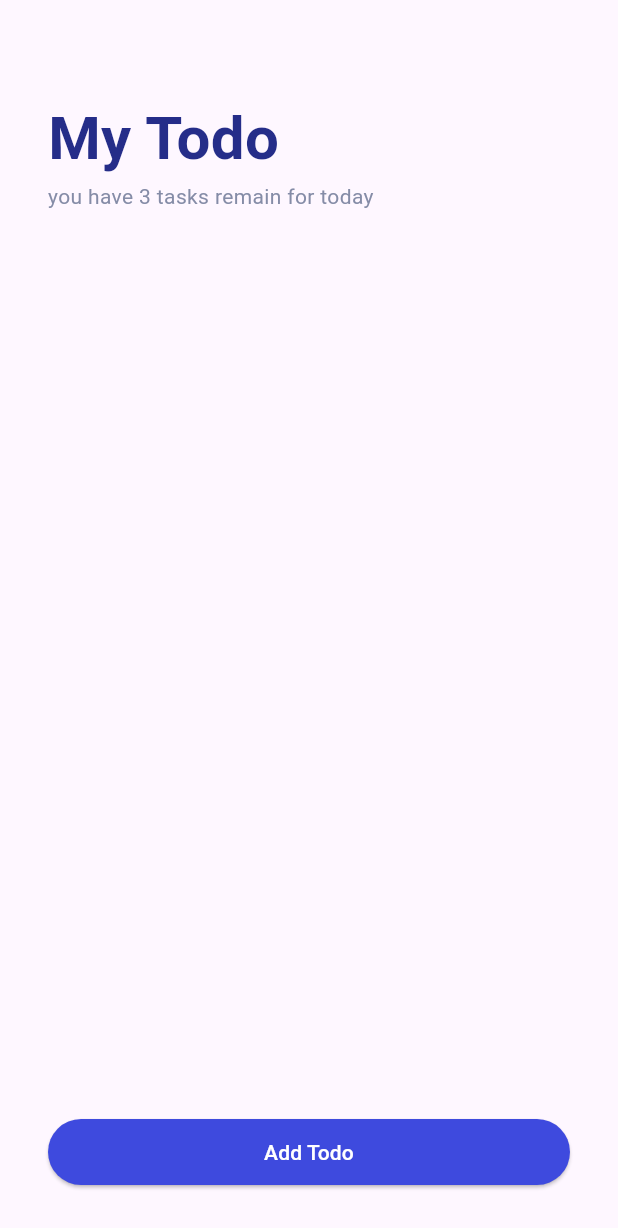
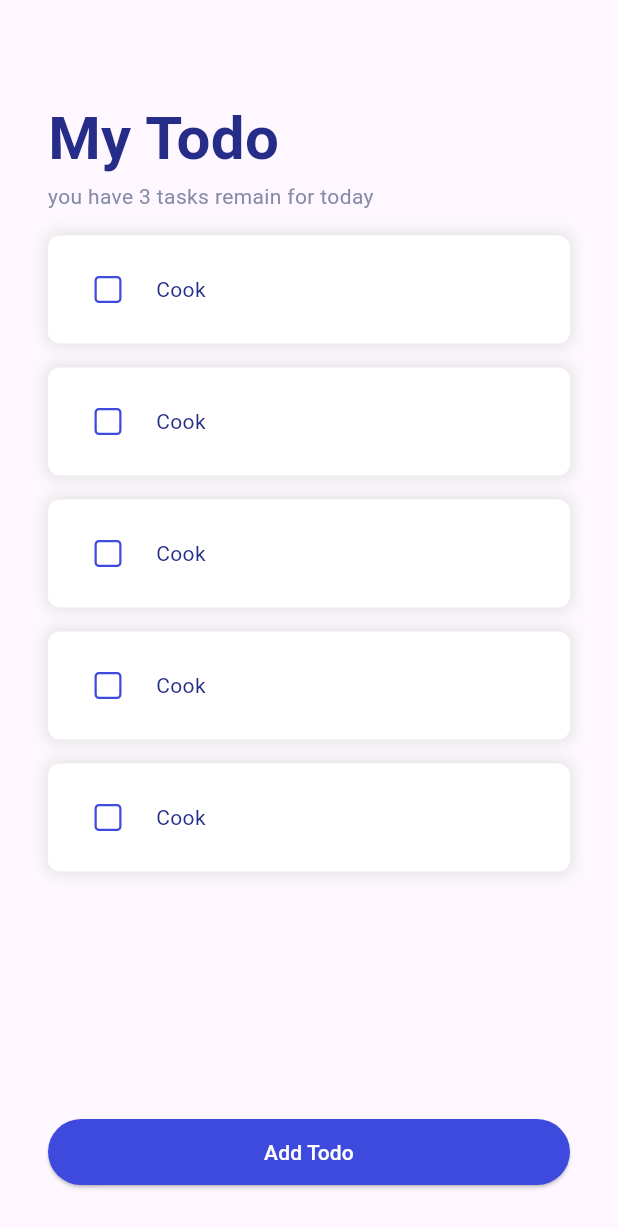
Before and after one commit to aphiratnimanussonkul/todo-app, a Flutter app: the TodoPage screen opened by its route, on a phone screen of 412 x 824 dp. Shown: the top 1228 px of the screen. Run offline on Flutter 3.47's test engine with Material 2 defaults, Android fonts, the phone set to English and light mode, and no system bars.

Commit message:
[Todo] add task component

```diff
--- a/lib/pages/todo.dart
+++ b/lib/pages/todo.dart
@@ -1,4 +1,5 @@
 import 'package:flutter/material.dart';
+import 'package:todoapp/models/todo.dart';
 
 class TodoPage extends StatefulWidget {
   const TodoPage({super.key});
@@ -8,6 +9,12 @@ class TodoPage extends StatefulWidget {
 }
 
 class _TodoPageState extends State<TodoPage> {
+  List<Todo> todolist = [
+    Todo("Cook", false),
+    Todo("Read a book", false),
+    Todo("Learn flutter", false),
+  ];
+
   @override
   Widget build(BuildContext context) {
     return Scaffold(
@@ -18,7 +25,19 @@ class _TodoPageState extends State<TodoPage> {
           mainAxisAlignment: MainAxisAlignment.spaceBetween,
           crossAxisAlignment: CrossAxisAlignment.start,
           children: [
+            Column(
+              crossAxisAlignment: CrossAxisAlignment.start,
+              children: [
                 title(),
+                taskCount(),
+                const SizedBox(height: 8),
+                task(),
+                task(),
+                task(),
+                task(),
+                task(),
+              ],
+            ),
             addTodoButton(context),
           ],
         ),
@@ -26,27 +45,67 @@ class _TodoPageState extends State<TodoPage> {
     );
   }
 
-  Column title() {
-    return const Column(
-      crossAxisAlignment: CrossAxisAlignment.start,
-      children: [
-        Text(
+  Text taskCount() {
+    return const Text(
+      "you have 3 tasks remain for today",
+      style: TextStyle(
+        color: Color(0xff858CA7),
+        fontSize: 14,
+      ),
+      textAlign: TextAlign.center,
+    );
+  }
+
+  Text title() {
+    return const Text(
       "My Todo",
       style: TextStyle(
         color: Color(0xff252D89),
         fontSize: 40,
         fontWeight: FontWeight.bold,
       ),
+    );
+  }
+
+  Container task() {
+    return Container(
+      margin: const EdgeInsets.symmetric(vertical: 8),
+      padding: const EdgeInsets.symmetric(
+        vertical: 12,
+        horizontal: 16,
       ),
-        Text(
-          "you have 3 tasks remain for today",
+      decoration: const BoxDecoration(
+        color: Colors.white,
+        borderRadius: BorderRadius.all(Radius.circular(8)),
+        boxShadow: [
+          BoxShadow(
+            color: Color.fromARGB(255, 228, 228, 228),
+            blurRadius: 8,
+            spreadRadius: 2,
+          )
+        ],
+      ),
+      child: Row(
+        children: [
+          Checkbox(
+            side: const BorderSide(color: Color(0xff3E4ADE), width: 1.5),
+            fillColor: const MaterialStatePropertyAll<Color>(Colors.white),
+            shape: const RoundedRectangleBorder(
+                borderRadius: BorderRadius.all(Radius.circular(3))),
+            checkColor: const Color(0xff3E4ADE),
+            value: false,
+            onChanged: (check) {},
+          ),
+          const SizedBox(width: 8),
+          const Text(
+            "Cook",
             style: TextStyle(
-            color: Color(0xff858CA7),
+              color: Color(0xff252D89),
               fontSize: 14,
             ),
-          textAlign: TextAlign.center,
-        )
+          ),
         ],
+      ),
     );
   }
 
```
Lines whose indentation alone changed are shown as unchanged.
